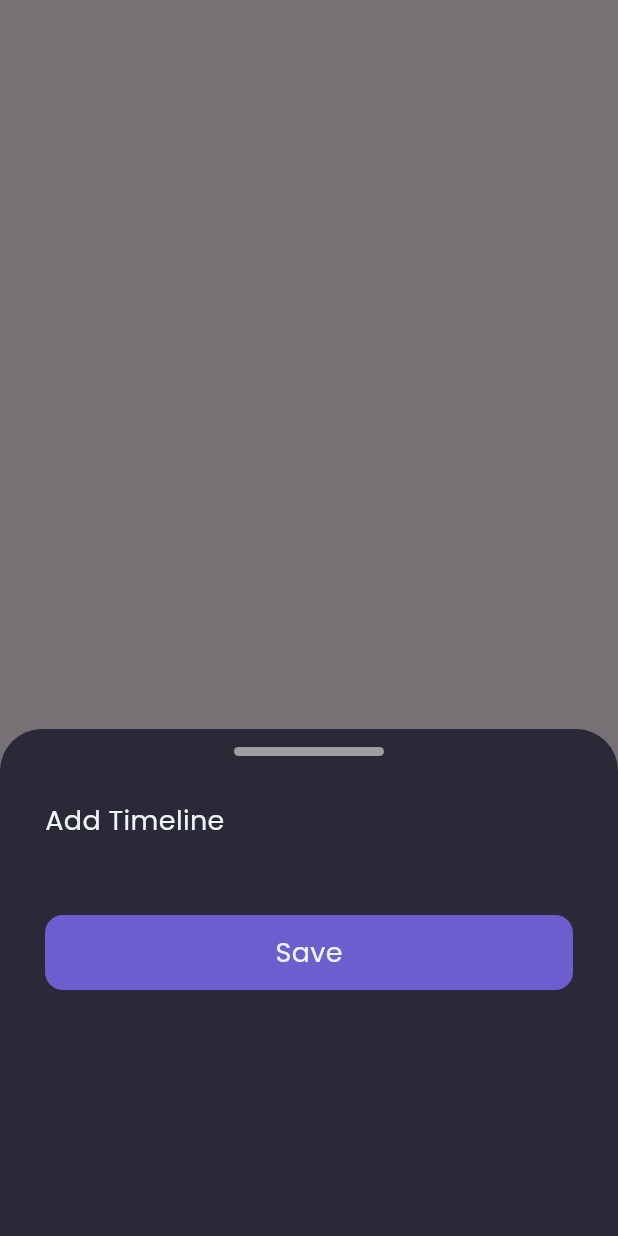
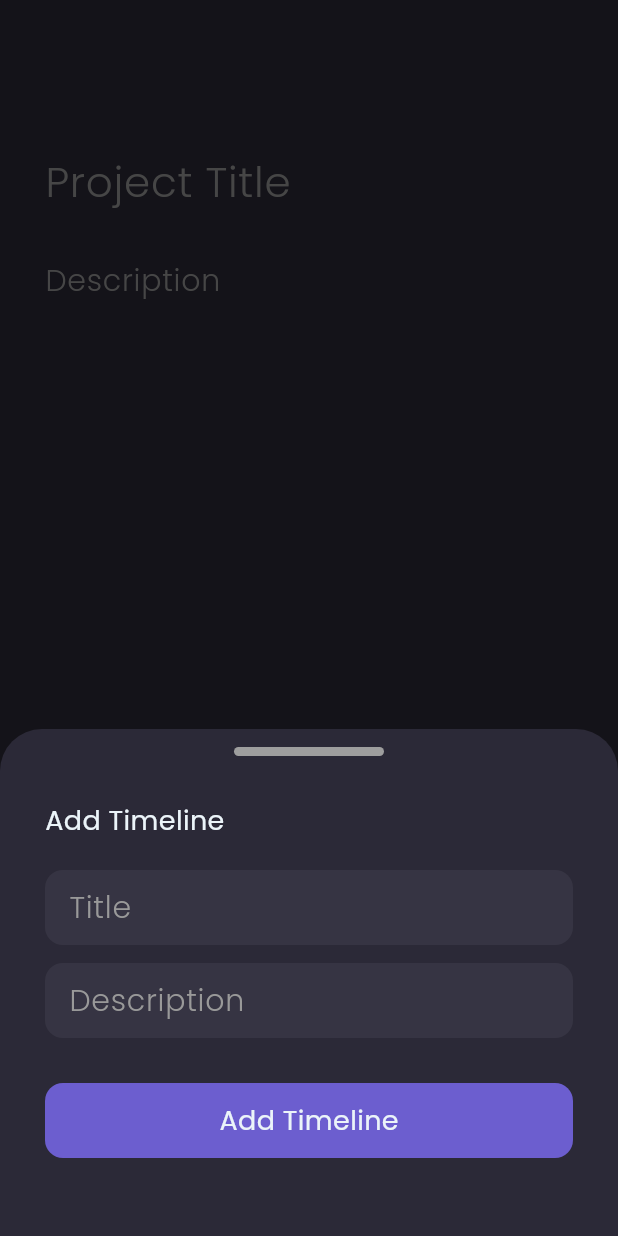
Before and after one commit to ahmdmarzuki/flutter_project_management, a Flutter app: the AddProjectScreen screen opened directly, after a tap on the "add" icon, on a phone screen of 412 x 824 dp. Run offline on Flutter 3.47's test engine with Material 3 defaults, Android fonts, the phone set to English and light mode, and no system bars; our stand-ins replace cloud_firestore, firebase_auth, firebase_core, google_fonts, timeline_tile; accounts and stored records are empty.

Commit message:
add timeline CRUD

```diff
--- a/lib/src/screen/home/add_project.dart
+++ /dev/null
@@ -1,161 +0,0 @@
-import 'package:flutter/material.dart';
-import 'package:project_management/src/core/models/timeline_model.dart';
-import 'package:project_management/src/core/services/project_management_services/project_management_service.dart';
-import 'package:project_management/src/screen/auth/widget/costum_text_form_field.dart';
-import 'package:project_management/src/screen/auth/widget/expanded_button.dart';
-import 'package:project_management/utils/color.dart';
-import 'package:project_management/utils/costum_text.dart';
-import 'package:project_management/utils/text_style.dart';
-import 'package:project_management/utils/theme.dart';
-import 'package:provider/provider.dart';
-
-class AddProjectScreen extends StatefulWidget {
-  const AddProjectScreen({super.key});
-
-  @override
-  State<AddProjectScreen> createState() => _AddProjectScreenState();
-}
-
-class _AddProjectScreenState extends State<AddProjectScreen> {
-  final titleController = TextEditingController();
-  final descController = TextEditingController();
-
-  final titleTimelineController = TextEditingController();
-  final descTimelineController = TextEditingController();
-
-  final List<TimelineModel> _timeline = [];
-
-  void addProject() async {
-    final projectService =
-        Provider.of<ProjectManagementService>(context, listen: false);
-
-    await projectService.addProject(
-        titleController.text, descController.text, _timeline);
-  }
-
-  void addTimeline(String title, String description) {
-    _timeline.add(TimelineModel(title: title, description: description));
-  }
-
-  @override
-  Widget build(BuildContext context) {
-    return Scaffold(
-      floatingActionButton: FloatingActionButton(
-        onPressed: () {
-          titleTimelineController.clear();
-          descTimelineController.clear();
-          showModalBottomSheet(
-              backgroundColor: bgColor2,
-              context: context,
-              builder: (context) {
-                return Container(
-                  padding: EdgeInsets.symmetric(horizontal: 30),
-                  height: 338,
-                  child: Column(
-                    crossAxisAlignment: CrossAxisAlignment.start,
-                    children: [
-                      Center(
-                        child: Container(
-                          margin: const EdgeInsets.only(top: 12),
-                          height: 6,
-                          width: 100,
-                          decoration: BoxDecoration(
-                              color: Colors.grey,
-                              borderRadius: BorderRadius.circular(3)),
-                        ),
-                      ),
-                      SizedBox(height: 30),
-                      CostumText(
-                        text: "Add Timeline",
-                        color: whiteColor,
-                        fontSize: 18,
-                      ),
-                      const SizedBox(height: 20),
-                      // CostumTextFormField(
-                      //     bgColor: bgColor2,
-                      //     textStyle: googlePoppins,
-                      //     controller: titleTimelineController,
-                      //     obscureText: false,
-                      //     hintStyle: googlePoppins,
-                      //     hintText: "Timeline Title"),
-                      // const SizedBox(height: 30),
-                      // CostumTextFormField(
-                      //     bgColor: bgColor2,
-                      //     textStyle: googlePoppins,
-                      //     controller: descTimelineController,
-                      //     obscureText: false,
-                      //     hintStyle: googlePoppins,
-                      //     hintText: "Timeline Description"),
-                      const SizedBox(height: 30),
-                      ExpandedButton(
-                          text: "Save",
-                          isLoading: false,
-                          textColor: whiteColor,
-                          buttonColor: primaryColor,
-                          loadingButtonColor: primaryColor.withOpacity(.8),
-                          textStyle: googlePoppins,
-                          onTap: () {
-                            addTimeline(titleTimelineController.text,
-                                descTimelineController.text);
-
-                            Navigator.pop(context);
-                          })
-                    ],
-                  ),
-                );
-              });
-        },
-        child: const Icon(Icons.add),
-      ),
-      body: SafeArea(
-        child: Container(
-          padding: const EdgeInsets.symmetric(horizontal: 30, vertical: 100),
-          child: Column(
-            children: [
-              // CostumTextFormField(
-              //     bgColor: bgColor2,
-              //     textStyle: googlePoppins,
-              //     controller: titleController,
-              //     obscureText: false,
-              //     hintStyle: googlePoppins,
-              //     hintText: "Title"),
-              // const SizedBox(height: 30),
-              // CostumTextFormField(
-              //     bgColor: bgColor2,
-              //     textStyle: googlePoppins,
-              //     controller: descController,
-              //     obscureText: false,
-              //     hintStyle: googlePoppins,
-              //     hintText: "Description"),
-              // const SizedBox(height: 30),
-              // ExpandedButton(
-              //     text: "Save",
-              //     isLoading: false,
-              //     textColor: whiteColor,
-              //     buttonColor: primaryColor,
-              //     loadingButtonColor: primaryColor.withOpacity(.8),
-              //     textStyle: googlePoppins,
-              //     onTap: () {
-              //       addProject();
-
-              //       Navigator.pop(context);
-              //     }),
-              // ListView.builder(
-              //     shrinkWrap: true,
-              //     itemCount: _timeline.length,
-              //     itemBuilder: (context, index) {
-              //       return Column(
-              //         children: [
-              //           Text(_timeline[index].title),
-              //           const SizedBox(height: 12),
-              //           Text(_timeline[index].description),
-              //         ],
-              //       );
-              //     })
-            ],
-          ),
-        ),
-      ),
-    );
-  }
-}
--- /dev/null
+++ b/lib/src/screen/project/add_project.dart
@@ -0,0 +1,339 @@
+
+import 'package:flutter/material.dart';
+import 'package:google_fonts/google_fonts.dart';
+import 'package:project_management/src/core/models/timeline_model.dart';
+import 'package:project_management/src/core/services/project_management_services/project_management_service.dart';
+import 'package:project_management/src/screen/auth/widget/expanded_button.dart';
+import 'package:project_management/utils/color.dart';
+import 'package:project_management/utils/costum_text.dart';
+import 'package:project_management/utils/fontweight.dart';
+import 'package:project_management/utils/margin.dart';
+import 'package:project_management/utils/text_style.dart';
+import 'package:provider/provider.dart';
+import 'package:timeline_tile/timeline_tile.dart';
+
+class AddProjectScreen extends StatefulWidget {
+  const AddProjectScreen({super.key});
+
+  @override
+  State<AddProjectScreen> createState() => _AddProjectScreenState();
+}
+
+class _AddProjectScreenState extends State<AddProjectScreen> {
+  final titleController = TextEditingController();
+  final descController = TextEditingController();
+
+  final titleTimelineController = TextEditingController();
+  final descTimelineController = TextEditingController();
+
+  List<TimelineModel> _timeline = [];
+
+  // menambahkan timeline
+  List<TimelineModel> fetch(String title, String description) {
+    final List<TimelineModel> timeline = _timeline;
+
+    timeline.add(TimelineModel(title: title, description: description));
+    return timeline;
+  }
+
+  // hapus timeline sesuai index
+  List<TimelineModel> delete(int index) {
+    final List<TimelineModel> timeline = _timeline;
+
+    timeline.removeAt(index);
+    return timeline;
+  }
+
+  // ini untuk menambah kan project ke database
+  void addProject() async {
+    final projectService =
+        Provider.of<ProjectManagementService>(context, listen: false);
+
+    await projectService.addProject(
+        titleController.text, descController.text, _timeline);
+  }
+
+  @override
+  Widget build(BuildContext context) {
+    return Scaffold(
+      backgroundColor: bgColor2,
+      floatingActionButton: FloatingActionButton(
+        backgroundColor: primaryColor,
+        onPressed: () {
+          titleTimelineController.clear();
+          descTimelineController.clear();
+          showModalBottomSheet(
+              backgroundColor: bgColor2,
+              context: context,
+              builder: (context) {
+                return Container(
+                  padding: EdgeInsets.symmetric(horizontal: defaultMargin),
+                  height: 338,
+                  child: Column(
+                    crossAxisAlignment: CrossAxisAlignment.start,
+                    children: [
+                      Center(
+                        child: Container(
+                          margin: const EdgeInsets.only(top: 12),
+                          height: 6,
+                          width: 100,
+                          decoration: BoxDecoration(
+                              color: Colors.grey,
+                              borderRadius: BorderRadius.circular(3)),
+                        ),
+                      ),
+                      const SizedBox(height: 30),
+                      CostumText(
+                        text: "Add Timeline",
+                        color: whiteColor,
+                        fontSize: 18,
+                      ),
+                      const SizedBox(height: 20),
+                      Container(
+                        height: 50,
+                        padding: const EdgeInsets.symmetric(horizontal: 16),
+                        decoration: BoxDecoration(
+                            borderRadius: BorderRadius.circular(12),
+                            color: bgColor4.withOpacity(.3)),
+                        child: Row(
+                          mainAxisAlignment: MainAxisAlignment.start,
+                          crossAxisAlignment: CrossAxisAlignment.center,
+                          children: [
+                            Expanded(
+                              child: TextFormField(
+                                controller: titleTimelineController,
+                                style: GoogleFonts.poppins(
+                                    fontSize: 20,
+                                    color: whiteColor,
+                                    fontWeight: light),
+                                decoration: InputDecoration.collapsed(
+                                    hintText: "Title",
+                                    hintStyle: GoogleFonts.poppins(
+                                        fontSize: 20,
+                                        color: secondaryTextColor,
+                                        fontWeight: light)),
+                              ),
+                            ),
+                          ],
+                        ),
+                      ),
+                      const SizedBox(height: 12),
+                      Container(
+                        height: 50,
+                        padding: const EdgeInsets.symmetric(horizontal: 16),
+                        decoration: BoxDecoration(
+                            borderRadius: BorderRadius.circular(12),
+                            color: bgColor4.withOpacity(.3)),
+                        child: Row(
+                          mainAxisAlignment: MainAxisAlignment.start,
+                          crossAxisAlignment: CrossAxisAlignment.center,
+                          children: [
+                            Expanded(
+                              child: TextFormField(
+                                controller: descTimelineController,
+                                style: GoogleFonts.poppins(
+                                    fontSize: 20,
+                                    color: whiteColor,
+                                    fontWeight: light),
+                                decoration: InputDecoration.collapsed(
+                                    hintText: "Description",
+                                    hintStyle: GoogleFonts.poppins(
+                                        fontSize: 20,
+                                        color: secondaryTextColor,
+                                        fontWeight: light)),
+                              ),
+                            ),
+                          ],
+                        ),
+                      ),
+                      const SizedBox(height: 30),
+                      ExpandedButton(
+                          text: "Add Timeline",
+                          isLoading: false,
+                          textColor: whiteColor,
+                          buttonColor: primaryColor,
+                          loadingButtonColor: primaryColor.withOpacity(.8),
+                          textStyle: poppinsWhite,
+                          onTap: () {
+                            // addTimeline(titleTimelineController.text,
+                            //     descTimelineController.text);
+
+                            setState(() {
+                              _timeline = fetch(titleTimelineController.text,
+                                  descTimelineController.text);
+                            });
+                            Navigator.pop(context);
+                          })
+                    ],
+                  ),
+                );
+              });
+        },
+        child: const Icon(Icons.add),
+      ),
+      body: SingleChildScrollView(
+
+        child: Expanded(
+          child: SafeArea(
+            child: Container(
+              padding: const EdgeInsets.symmetric(horizontal: 30, vertical: 100),
+              child: Column(
+                children: [
+                  TextFormField(
+                    style: GoogleFonts.poppins(
+                        fontSize: 28, color: whiteColor, fontWeight: light),
+                    decoration: InputDecoration.collapsed(
+                        hintText: "Project Title",
+                        hintStyle: GoogleFonts.poppins(
+                            fontSize: 28,
+                            color: secondaryTextColor,
+                            fontWeight: light)),
+                  ),
+                  const SizedBox(height: 30),
+                  TextFormField(
+                    style: GoogleFonts.poppins(
+                        fontSize: 20, color: whiteColor, fontWeight: light),
+                    decoration: InputDecoration.collapsed(
+                        hintText: "Description",
+                        hintStyle: GoogleFonts.poppins(
+                            fontSize: 20,
+                            color: secondaryTextColor,
+                            fontWeight: light)),
+                  ),
+                  const SizedBox(height: 30),
+                  ListView.builder(
+                    physics: const NeverScrollableScrollPhysics(),
+                      shrinkWrap: true,
+                      itemCount: _timeline.length,
+                      itemBuilder: (context, index) {
+                        return SizedBox(
+                          child: TimelineTile(
+                            isFirst: _timeline.length - index == _timeline.length
+                                ? true
+                                : false,
+                            isLast: _timeline.length - index == 1 ? true : false,
+                            indicatorStyle: IndicatorStyle(color: primaryColor, ),
+                            afterLineStyle:
+                                LineStyle(color: primaryColor.withAlpha(50)),
+                            beforeLineStyle:
+                                LineStyle(color: primaryColor.withAlpha(50)),
+                            endChild: GestureDetector(
+                              onTap: () {
+                                showDialog(
+                                    context: context,
+                                    builder: (contex) {
+                                      return AlertDialog(
+                                        title: CostumText(
+                                          text: "Edit Timeline",
+                                          color: whiteColor,
+                                          fontWeight: light,
+                                        ),
+                                        shape: RoundedRectangleBorder(
+                                            borderRadius:
+                                                BorderRadius.circular(12)),
+                                        actionsPadding: EdgeInsets.only(
+                                            left: 20,
+                                            right: 20,
+                                            top: defaultMargin * 2,
+                                            bottom: 20),
+                                        backgroundColor: bgColor4,
+                                        contentPadding:
+                                            const EdgeInsets.symmetric(
+                                                horizontal: 16, vertical: 30),
+                                        actions: [
+                                          InkWell(
+                                            onTap: () => Navigator.pop(context),
+                                            child: Container(
+                                              padding: const EdgeInsets.symmetric(
+                                                  horizontal: 16, vertical: 16),
+                                              decoration: BoxDecoration(
+                                                  color: secondaryTextColor,
+                                                  borderRadius:
+                                                      BorderRadius.circular(12)),
+                                              child: CostumText(
+                                                  text: "Cancel",
+                                                  color: whiteColor),
+                                            ),
+                                          ),
+                                          const Spacer(),
+                                          InkWell(
+                                            onTap: () {
+                                              setState(() {
+                                                _timeline = delete(index);
+                                              });
+
+                                              Navigator.pop(context);
+                                            },
+                                            child: Container(
+                                              padding: const EdgeInsets.symmetric(
+                                                  horizontal: 16, vertical: 16),
+                                              decoration: BoxDecoration(
+                                                  color: allertColor,
+                                                  borderRadius:
+                                                      BorderRadius.circular(12)),
+                                              child: CostumText(
+                                                  text: "Delete Timeline",
+                                                  color: whiteColor),
+                                            ),
+                                          )
+                                        ],
+                                      );
+                                    });
+                              },
+                              child: Container(
+                                  margin: EdgeInsets.only(
+                                      left: defaultMargin, bottom: 20, top: 20),
+                                  padding: const EdgeInsets.symmetric(
+                                      horizontal: 16, vertical: 20),
+                                  decoration: BoxDecoration(
+                                      color: bgColor4,
+                                      borderRadius: BorderRadius.circular(12),
+                                      border: Border.all(color: whiteColor)),
+                                  child: Column(
+                                    mainAxisAlignment:
+                                        MainAxisAlignment.spaceBetween,
+                                    crossAxisAlignment: CrossAxisAlignment.start,
+                                    children: [
+                                      CostumText(
+                                        text: _timeline[index].title,
+                                        color: whiteColor,
+                                        fontSize: 20,
+                                        fontWeight: light,
+                                      ),
+                                      const SizedBox(height: 8),
+                                      CostumText(
+                                        text: _timeline[index].description,
+                                        color: secondaryTextColor,
+                                        fontSize: 14,
+                                        fontWeight: light,
+                                      )
+                                    ],
+                                  )),
+                            ),
+                          ),
+                        );
+                      }),
+                  Visibility(
+                    visible: _timeline.isEmpty ? false : true,
+                    child: ExpandedButton(
+                        text: "Save",
+                        isLoading: false,
+                        textColor: whiteColor,
+                        buttonColor: primaryColor,
+                        loadingButtonColor: primaryColor.withOpacity(.8),
+                        textStyle: poppinsWhite,
+                        onTap: () {
+                          addProject();
+
+                          Navigator.pop(context);
+                        }),
+                  ),
+                ],
+              ),
+            ),
+          ),
+        ),
+      ),
+    );
+  }
+}
--- a/lib/utils/text_style.dart
+++ b/lib/utils/text_style.dart
@@ -2,5 +2,5 @@ import 'package:flutter/material.dart';
 import 'package:google_fonts/google_fonts.dart';
 import 'package:project_management/utils/color.dart';
 
-
-TextStyle googlePoppins = GoogleFonts.poppins(color: whiteColor);
+TextStyle poppinsWhite = GoogleFonts.poppins(color: whiteColor);
+TextStyle poppinsGrey = GoogleFonts.poppins(color: secondaryTextColor);
--- a/pubspec.yaml
+++ b/pubspec.yaml
@@ -39,6 +39,7 @@ dependencies:
   firebase_auth: ^4.15.3
   cloud_firestore: ^4.13.6
   provider: ^6.1.1
+  timeline_tile: ^2.0.0
 
 dev_dependencies:
   flutter_test:
```
Also changed, not shown: lib/src/screen/auth/login_screen.dart (+11 -6 lines), lib/src/screen/auth/register_screen.dart (+65 -11 lines), lib/src/screen/home/home_screen.dart (+51 -13 lines), lib/src/screen/home/widget/project_card.dart (added, +60 -0 lines), flutter_02.png (added), pubspec.lock.
